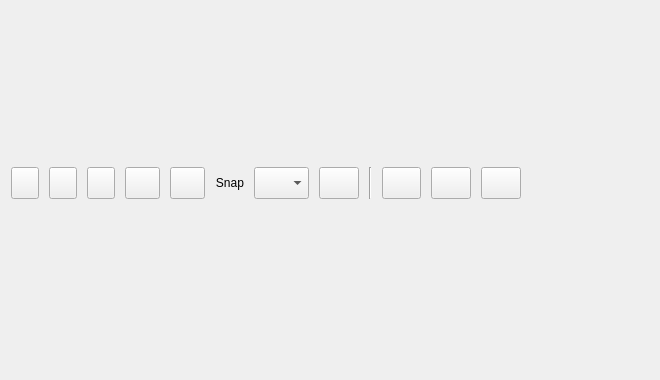
Old version of the form seq_qt5/forms/qperfeditframe.ui in the repository ahlstromcj/sequencer64.
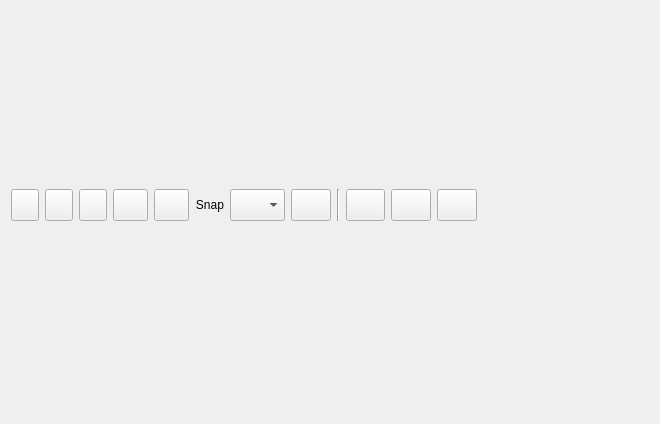
New version of the form.

What changed in the file:
```diff
--- a/seq_qt5/forms/qperfeditframe.ui
+++ b/seq_qt5/forms/qperfeditframe.ui
@@ -7,7 +7,7 @@
     <x>0</x>
     <y>0</y>
     <width>660</width>
-    <height>380</height>
+    <height>424</height>
    </rect>
   </property>
   <property name="sizePolicy">
@@ -34,9 +34,6 @@
   <layout class="QVBoxLayout" name="verticalLayout">
    <item>
     <layout class="QHBoxLayout" name="horizontalLayout_2">
-     <property name="spacing">
-      <number>10</number>
-     </property>
      <item>
       <layout class="QHBoxLayout" name="horizontalLayout_8">
        <item>
```
